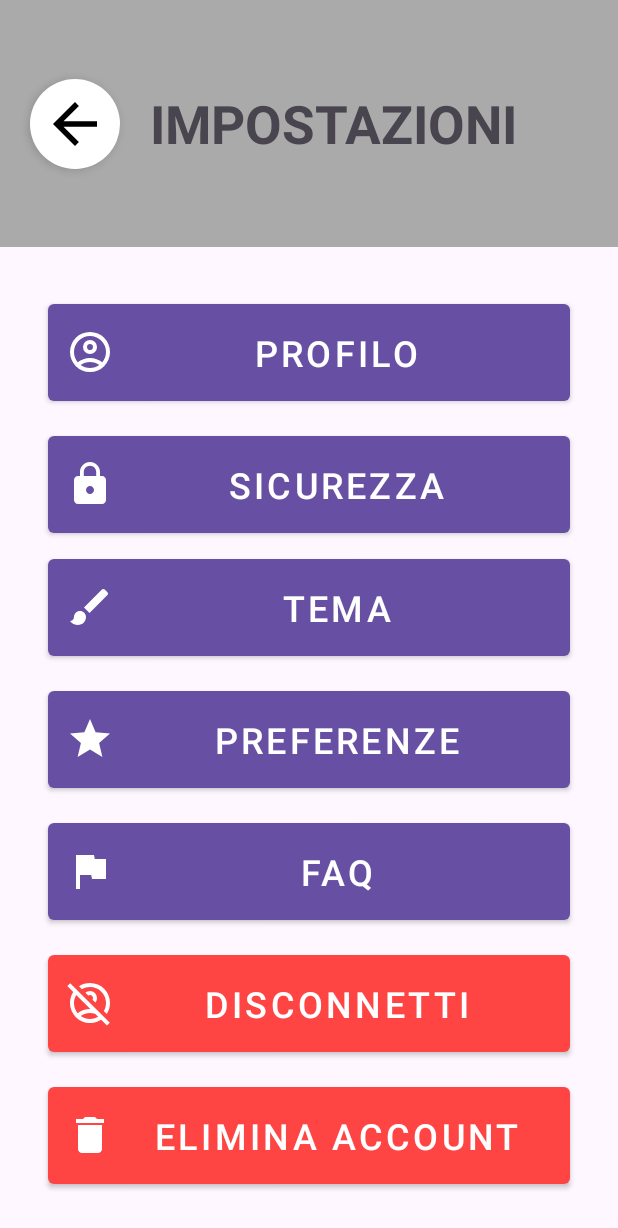
After one commit to LucaAdolfo/ClimAlert, an Android app: the ImpostazioniActivity screen opened directly, with no data from a screen before it, on a phone screen of 412 x 824 dp. The commit adds this screen. Shown: the top 1228 px of the screen. Run offline under Robolectric (Android 15) with nearby library versions, the phone set to English and light mode, and no system bars.

Commit message:
UI profilo
UI per il profilo e per le segnalazioni (in parte)

```diff
--- a/app/src/main/AndroidManifest.xml
+++ b/app/src/main/AndroidManifest.xml
@@ -22,6 +22,12 @@
         android:supportsRtl="true"
         android:theme="@style/Theme.ClimAlert">
         <activity
+            android:name=".SegnalazioneActivity"
+            android:exported="false" />
+        <activity
+            android:name=".ImpostazioniActivity"
+            android:exported="false" />
+        <activity
             android:name=".AIActivity"
             android:exported="false" />
         <activity
--- /dev/null
+++ b/app/src/main/java/com/example/climalert/ImpostazioniActivity.java
@@ -0,0 +1,36 @@
+package com.example.climalert;
+
+import android.content.Intent;
+import android.os.Bundle;
+import android.widget.ImageButton;
+
+import androidx.activity.EdgeToEdge;
+import androidx.appcompat.app.AppCompatActivity;
+import androidx.core.graphics.Insets;
+import androidx.core.view.ViewCompat;
+import androidx.core.view.WindowInsetsCompat;
+
+public class ImpostazioniActivity extends AppCompatActivity {
+
+    private ImageButton btnIndietro;
+
+    @Override
+    protected void onCreate(Bundle savedInstanceState) {
+        super.onCreate(savedInstanceState);
+        EdgeToEdge.enable(this);
+        setContentView(R.layout.activity_impostazioni);
+        ViewCompat.setOnApplyWindowInsetsListener(findViewById(R.id.main), (v, insets) -> {
+            Insets systemBars = insets.getInsets(WindowInsetsCompat.Type.systemBars());
+            v.setPadding(systemBars.left, systemBars.top, systemBars.right, systemBars.bottom);
+            return insets;
+        });
+
+        btnIndietro = findViewById(R.id.btnIndietro);
+        btnIndietro.setOnClickListener(view -> {
+            Intent intent = new Intent(ImpostazioniActivity.this, MainActivity.class);
+
+            startActivity(intent);
+        });
+
+    }
+}
--- /dev/null
+++ b/app/src/main/res/drawable/ic_delete.xml
@@ -0,0 +1,5 @@
+<vector xmlns:android="http://schemas.android.com/apk/res/android" android:height="24dp" android:tint="#878787" android:viewportHeight="24" android:viewportWidth="24" android:width="24dp">
+
+    <path android:fillColor="@android:color/white" android:pathData="M6,19c0,1.1 0.9,2 2,2h8c1.1,0 2,-0.9 2,-2V7H6v12zM19,4h-3.5l-1,-1h-5l-1,1H5v2h14V4z"/>
+
+</vector>
--- /dev/null
+++ b/app/src/main/res/drawable/ic_disconnect.xml
@@ -0,0 +1,5 @@
+<vector xmlns:android="http://schemas.android.com/apk/res/android" android:height="24dp" android:tint="#878787" android:viewportHeight="960" android:viewportWidth="960" android:width="24dp">
+
+    <path android:fillColor="@android:color/white" android:pathData="M538,422L538,422Q538,422 538,422Q538,422 538,422Q538,422 538,422Q538,422 538,422Q538,422 538,422Q538,422 538,422ZM424,536Q424,536 424,536Q424,536 424,536L424,536Q424,536 424,536Q424,536 424,536Q424,536 424,536Q424,536 424,536ZM480,800Q531,800 578,784.5Q625,769 666,740Q625,711 578,695.5Q531,680 480,680Q429,680 382,695.5Q335,711 294,740Q335,769 382,784.5Q429,800 480,800ZM586,472L529,415Q534,407 537,398Q540,389 540,380Q540,355 522.5,337.5Q505,320 480,320Q471,320 462,323Q453,326 445,331L388,274Q407,257 430.5,248.5Q454,240 480,240Q538,240 579,281Q620,322 620,380Q620,406 611.5,429.5Q603,453 586,472ZM814,700L756,642Q778,605 789,564Q800,523 800,480Q800,346 707,253Q614,160 480,160Q437,160 396,171Q355,182 318,204L260,146Q309,114 365,97Q421,80 480,80Q563,80 636,111.5Q709,143 763,197Q817,251 848.5,324Q880,397 880,480Q880,539 863,595Q846,651 814,700ZM480,880Q397,880 324,848.5Q251,817 197,763Q143,709 111.5,636Q80,563 80,480Q80,421 96.5,365Q113,309 145,259L27,140L84,83L876,875L819,932L204,318Q182,355 171,396Q160,437 160,480Q160,537 179,589Q198,641 234,684Q288,643 350.5,621.5Q413,600 480,600Q518,600 556,608Q594,616 630,630L763,763Q706,820 633,850Q560,880 480,880Z"/>
+
+</vector>
--- /dev/null
+++ b/app/src/main/res/drawable/ic_faq.xml
@@ -0,0 +1,5 @@
+<vector xmlns:android="http://schemas.android.com/apk/res/android" android:height="24dp" android:tint="#878787" android:viewportHeight="24" android:viewportWidth="24" android:width="24dp">
+
+    <path android:fillColor="@android:color/white" android:pathData="M14.4,6L14,4H5v17h2v-7h5.6l0.4,2h7V6z"/>
+
+</vector>
--- /dev/null
+++ b/app/src/main/res/drawable/ic_goback.xml
@@ -0,0 +1,5 @@
+<vector xmlns:android="http://schemas.android.com/apk/res/android" android:autoMirrored="true" android:height="24dp" android:tint="#878787" android:viewportHeight="24" android:viewportWidth="24" android:width="24dp">
+
+    <path android:fillColor="@android:color/white" android:pathData="M20,11H7.83l5.59,-5.59L12,4l-8,8 8,8 1.41,-1.41L7.83,13H20v-2z"/>
+
+</vector>
--- /dev/null
+++ b/app/src/main/res/drawable/ic_lock.xml
@@ -0,0 +1,5 @@
+<vector xmlns:android="http://schemas.android.com/apk/res/android" android:height="24dp" android:tint="#878787" android:viewportHeight="24" android:viewportWidth="24" android:width="24dp">
+
+    <path android:fillColor="@android:color/white" android:pathData="M18,8h-1L17,6c0,-2.76 -2.24,-5 -5,-5S7,3.24 7,6v2L6,8c-1.1,0 -2,0.9 -2,2v10c0,1.1 0.9,2 2,2h12c1.1,0 2,-0.9 2,-2L20,10c0,-1.1 -0.9,-2 -2,-2zM12,17c-1.1,0 -2,-0.9 -2,-2s0.9,-2 2,-2 2,0.9 2,2 -0.9,2 -2,2zM15.1,8L8.9,8L8.9,6c0,-1.71 1.39,-3.1 3.1,-3.1 1.71,0 3.1,1.39 3.1,3.1v2z"/>
+
+</vector>
--- /dev/null
+++ b/app/src/main/res/drawable/ic_preferences.xml
@@ -0,0 +1,5 @@
+<vector xmlns:android="http://schemas.android.com/apk/res/android" android:height="24dp" android:tint="#878787" android:viewportHeight="24" android:viewportWidth="24" android:width="24dp">
+
+    <path android:fillColor="@android:color/white" android:pathData="M12,17.27L18.18,21l-1.64,-7.03L22,9.24l-7.19,-0.61L12,2 9.19,8.63 2,9.24l5.46,4.73L5.82,21z"/>
+
+</vector>
--- a/app/src/main/res/drawable/ic_profile.xml
+++ b/app/src/main/res/drawable/ic_profile.xml
@@ -1,5 +1,5 @@
-<vector xmlns:android="http://schemas.android.com/apk/res/android" android:height="24dp" android:tint="#878787" android:viewportHeight="24" android:viewportWidth="24" android:width="24dp">
+<vector xmlns:android="http://schemas.android.com/apk/res/android" android:height="24dp" android:tint="#878787" android:viewportHeight="960" android:viewportWidth="960" android:width="24dp">
 
-    <path android:fillColor="@android:color/white" android:pathData="M9,11.75c-0.69,0 -1.25,0.56 -1.25,1.25s0.56,1.25 1.25,1.25 1.25,-0.56 1.25,-1.25 -0.56,-1.25 -1.25,-1.25zM15,11.75c-0.69,0 -1.25,0.56 -1.25,1.25s0.56,1.25 1.25,1.25 1.25,-0.56 1.25,-1.25 -0.56,-1.25 -1.25,-1.25zM12,2C6.48,2 2,6.48 2,12s4.48,10 10,10 10,-4.48 10,-10S17.52,2 12,2zM12,20c-4.41,0 -8,-3.59 -8,-8 0,-0.29 0.02,-0.58 0.05,-0.86 2.36,-1.05 4.23,-2.98 5.21,-5.37C11.07,8.33 14.05,10 17.42,10c0.78,0 1.53,-0.09 2.25,-0.26 0.21,0.71 0.33,1.47 0.33,2.26 0,4.41 -3.59,8 -8,8z"/>
+    <path android:fillColor="@android:color/white" android:pathData="M234,684Q285,645 348,622.5Q411,600 480,600Q549,600 612,622.5Q675,645 726,684Q761,643 780.5,591Q800,539 800,480Q800,347 706.5,253.5Q613,160 480,160Q347,160 253.5,253.5Q160,347 160,480Q160,539 179.5,591Q199,643 234,684ZM480,520Q421,520 380.5,479.5Q340,439 340,380Q340,321 380.5,280.5Q421,240 480,240Q539,240 579.5,280.5Q620,321 620,380Q620,439 579.5,479.5Q539,520 480,520ZM480,880Q397,880 324,848.5Q251,817 197,763Q143,709 111.5,636Q80,563 80,480Q80,397 111.5,324Q143,251 197,197Q251,143 324,111.5Q397,80 480,80Q563,80 636,111.5Q709,143 763,197Q817,251 848.5,324Q880,397 880,480Q880,563 848.5,636Q817,709 763,763Q709,817 636,848.5Q563,880 480,880ZM480,800Q533,800 580,784.5Q627,769 666,740Q627,711 580,695.5Q533,680 480,680Q427,680 380,695.5Q333,711 294,740Q333,769 380,784.5Q427,800 480,800ZM480,440Q506,440 523,423Q540,406 540,380Q540,354 523,337Q506,320 480,320Q454,320 437,337Q420,354 420,380Q420,406 437,423Q454,440 480,440ZM480,380Q480,380 480,380Q480,380 480,380Q480,380 480,380Q480,380 480,380Q480,380 480,380Q480,380 480,380Q480,380 480,380Q480,380 480,380ZM480,740Q480,740 480,740Q480,740 480,740Q480,740 480,740Q480,740 480,740Q480,740 480,740Q480,740 480,740Q480,740 480,740Q480,740 480,740Z"/>
 
 </vector>
--- /dev/null
+++ b/app/src/main/res/drawable/ic_settings.xml
@@ -0,0 +1,5 @@
+<vector xmlns:android="http://schemas.android.com/apk/res/android" android:height="24dp" android:tint="#878787" android:viewportHeight="24" android:viewportWidth="24" android:width="24dp">
+
+    <path android:fillColor="@android:color/white" android:pathData="M19.14,12.94c0.04,-0.3 0.06,-0.61 0.06,-0.94c0,-0.32 -0.02,-0.64 -0.07,-0.94l2.03,-1.58c0.18,-0.14 0.23,-0.41 0.12,-0.61l-1.92,-3.32c-0.12,-0.22 -0.37,-0.29 -0.59,-0.22l-2.39,0.96c-0.5,-0.38 -1.03,-0.7 -1.62,-0.94L14.4,2.81c-0.04,-0.24 -0.24,-0.41 -0.48,-0.41h-3.84c-0.24,0 -0.43,0.17 -0.47,0.41L9.25,5.35C8.66,5.59 8.12,5.92 7.63,6.29L5.24,5.33c-0.22,-0.08 -0.47,0 -0.59,0.22L2.74,8.87C2.62,9.08 2.66,9.34 2.86,9.48l2.03,1.58C4.84,11.36 4.8,11.69 4.8,12s0.02,0.64 0.07,0.94l-2.03,1.58c-0.18,0.14 -0.23,0.41 -0.12,0.61l1.92,3.32c0.12,0.22 0.37,0.29 0.59,0.22l2.39,-0.96c0.5,0.38 1.03,0.7 1.62,0.94l0.36,2.54c0.05,0.24 0.24,0.41 0.48,0.41h3.84c0.24,0 0.44,-0.17 0.47,-0.41l0.36,-2.54c0.59,-0.24 1.13,-0.56 1.62,-0.94l2.39,0.96c0.22,0.08 0.47,0 0.59,-0.22l1.92,-3.32c0.12,-0.22 0.07,-0.47 -0.12,-0.61L19.14,12.94zM12,15.6c-1.98,0 -3.6,-1.62 -3.6,-3.6s1.62,-3.6 3.6,-3.6s3.6,1.62 3.6,3.6S13.98,15.6 12,15.6z"/>
+
+</vector>
--- /dev/null
+++ b/app/src/main/res/drawable/ic_theme.xml
@@ -0,0 +1,5 @@
+<vector xmlns:android="http://schemas.android.com/apk/res/android" android:height="24dp" android:tint="#878787" android:viewportHeight="24" android:viewportWidth="24" android:width="24dp">
+
+    <path android:fillColor="@android:color/white" android:pathData="M7,14c-1.66,0 -3,1.34 -3,3 0,1.31 -1.16,2 -2,2 0.92,1.22 2.49,2 4,2 2.21,0 4,-1.79 4,-4 0,-1.66 -1.34,-3 -3,-3zM20.71,4.63l-1.34,-1.34c-0.39,-0.39 -1.02,-0.39 -1.41,0L9,12.25 11.75,15l8.96,-8.96c0.39,-0.39 0.39,-1.02 0,-1.41z"/>
+
+</vector>
--- /dev/null
+++ b/app/src/main/res/layout/activity_impostazioni.xml
@@ -0,0 +1,199 @@
+<?xml version="1.0" encoding="utf-8"?>
+<androidx.constraintlayout.widget.ConstraintLayout xmlns:android="http://schemas.android.com/apk/res/android"
+    xmlns:app="http://schemas.android.com/apk/res-auto"
+    xmlns:tools="http://schemas.android.com/tools"
+    android:id="@+id/main"
+    android:layout_width="match_parent"
+    android:layout_height="match_parent"
+    tools:context=".ImpostazioniActivity">
+
+    <androidx.constraintlayout.widget.Guideline
+        android:id="@+id/headerGuideline"
+        android:layout_width="wrap_content"
+        android:layout_height="wrap_content"
+        android:orientation="horizontal"
+        app:layout_constraintGuide_percent="0.20" />
+
+    <TextView
+        android:id="@+id/idTitle"
+        android:layout_width="0dp"
+        android:layout_height="0dp"
+        android:background="@android:color/darker_gray"
+        android:gravity="center_vertical|start"
+        android:paddingStart="100dp"
+        android:text="IMPOSTAZIONI"
+        android:textSize="35sp"
+        android:textStyle="bold"
+        app:layout_constraintBottom_toTopOf="@id/headerGuideline"
+        app:layout_constraintEnd_toEndOf="parent"
+        app:layout_constraintStart_toStartOf="parent"
+        app:layout_constraintTop_toTopOf="parent" />
+
+    <ImageButton
+        android:id="@+id/btnIndietro"
+        android:layout_width="60dp"
+        android:layout_height="60dp"
+        android:layout_marginStart="20dp"
+        android:background="@drawable/settings_button_background"
+        android:contentDescription="Torna indietro"
+        android:elevation="4dp"
+        android:padding="8dp"
+        android:scaleType="fitCenter"
+        app:srcCompat="@drawable/ic_goback"
+        app:tint="#000000"
+
+        app:layout_constraintTop_toTopOf="@id/idTitle"
+        app:layout_constraintBottom_toBottomOf="@id/idTitle"
+
+        app:layout_constraintStart_toStartOf="parent" />
+
+    <com.google.android.material.button.MaterialButton
+        android:id="@+id/btnInfo"
+        android:layout_width="0dp"
+        android:layout_height="wrap_content"
+        android:layout_marginStart="32dp"
+        android:layout_marginEnd="32dp"
+        android:layout_marginTop="32dp"
+        android:paddingTop="16dp"
+        android:paddingBottom="16dp"
+        android:text="Profilo"
+        android:textSize="24sp"
+        style="@style/Widget.MaterialComponents.Button.Icon"
+
+        app:icon="@drawable/ic_profile"
+        app:iconGravity="start"
+        app:iconSize="32dp"
+
+        app:layout_constraintEnd_toEndOf="parent"
+        app:layout_constraintStart_toStartOf="parent"
+        app:layout_constraintTop_toBottomOf="@+id/headerGuideline" />
+
+    <com.google.android.material.button.MaterialButton
+        android:id="@+id/btnSicurezza"
+        android:layout_width="0dp"
+        android:layout_height="wrap_content"
+        android:layout_marginStart="32dp"
+        android:layout_marginEnd="32dp"
+        android:layout_marginTop="120dp"
+        android:paddingTop="16dp"
+        android:paddingBottom="16dp"
+        android:text="Sicurezza"
+        android:textSize="24sp"
+        style="@style/Widget.MaterialComponents.Button.Icon"
+
+        app:icon="@drawable/ic_lock"
+        app:iconGravity="start"
+        app:iconSize="32dp"
+
+        app:layout_constraintEnd_toEndOf="parent"
+        app:layout_constraintStart_toStartOf="parent"
+        app:layout_constraintTop_toBottomOf="@+id/headerGuideline" />
+
+    <com.google.android.material.button.MaterialButton
+        android:id="@+id/btnTema"
+        android:layout_width="0dp"
+        android:layout_height="wrap_content"
+        android:layout_marginStart="32dp"
+        android:layout_marginEnd="32dp"
+        android:layout_marginTop="202dp"
+        android:paddingTop="16dp"
+        android:paddingBottom="16dp"
+        android:text="Tema"
+        android:textSize="24sp"
+        style="@style/Widget.MaterialComponents.Button.Icon"
+
+        app:icon="@drawable/ic_theme"
+        app:iconGravity="start"
+        app:iconSize="32dp"
+
+        app:layout_constraintEnd_toEndOf="parent"
+        app:layout_constraintStart_toStartOf="parent"
+        app:layout_constraintTop_toBottomOf="@+id/headerGuideline" />
+
+    <com.google.android.material.button.MaterialButton
+        android:id="@+id/btnPreferenze"
+        android:layout_width="0dp"
+        android:layout_height="wrap_content"
+        android:layout_marginStart="32dp"
+        android:layout_marginEnd="32dp"
+        android:layout_marginTop="290dp"
+        android:paddingTop="16dp"
+        android:paddingBottom="16dp"
+        android:text="Preferenze"
+        android:textSize="24sp"
+        style="@style/Widget.MaterialComponents.Button.Icon"
+
+        app:icon="@drawable/ic_preferences"
+        app:iconGravity="start"
+        app:iconSize="32dp"
+
+        app:layout_constraintEnd_toEndOf="parent"
+        app:layout_constraintStart_toStartOf="parent"
+        app:layout_constraintTop_toBottomOf="@+id/headerGuideline" />
+
+    <com.google.android.material.button.MaterialButton
+        android:id="@+id/btnFaq"
+        android:layout_width="0dp"
+        android:layout_height="wrap_content"
+        android:layout_marginStart="32dp"
+        android:layout_marginEnd="32dp"
+        android:layout_marginTop="378dp"
+        android:paddingTop="16dp"
+        android:paddingBottom="16dp"
+        android:text="FAQ"
+        android:textSize="24sp"
+        style="@style/Widget.MaterialComponents.Button.Icon"
+
+        app:icon="@drawable/ic_faq"
+        app:iconGravity="start"
+        app:iconSize="32dp"
+
+        app:layout_constraintEnd_toEndOf="parent"
+        app:layout_constraintStart_toStartOf="parent"
+        app:layout_constraintTop_toBottomOf="@+id/headerGuideline" />
+
+    <com.google.android.material.button.MaterialButton
+        android:id="@+id/btnDisconnetti"
+        android:layout_width="0dp"
+        android:layout_height="wrap_content"
+        android:layout_marginStart="32dp"
+        android:layout_marginEnd="32dp"
+        android:layout_marginTop="466dp"
+        android:paddingTop="16dp"
+        android:paddingBottom="16dp"
+        android:text="Disconnetti"
+        android:textSize="24sp"
+        style="@style/Widget.MaterialComponents.Button.Icon"
+
+        app:icon="@drawable/ic_disconnect"
+        app:iconGravity="start"
+        app:iconSize="32dp"
+        app:backgroundTint="@android:color/holo_red_light"
+
+        app:layout_constraintEnd_toEndOf="parent"
+        app:layout_constraintStart_toStartOf="parent"
+        app:layout_constraintTop_toBottomOf="@+id/headerGuideline" />
+
+    <com.google.android.material.button.MaterialButton
+        android:id="@+id/btnElimina"
+        android:layout_width="0dp"
+        android:layout_height="wrap_content"
+        android:layout_marginStart="32dp"
+        android:layout_marginEnd="32dp"
+        android:layout_marginTop="554dp"
+        android:paddingTop="16dp"
+        android:paddingBottom="16dp"
+        android:text="ELIMINA ACCOUNT"
+        android:textSize="24sp"
+        style="@style/Widget.MaterialComponents.Button.Icon"
+
+        app:icon="@drawable/ic_delete"
+        app:iconGravity="start"
+        app:iconSize="32dp"
+        app:backgroundTint="@android:color/holo_red_light"
+
+        app:layout_constraintEnd_toEndOf="parent"
+        app:layout_constraintStart_toStartOf="parent"
+        app:layout_constraintTop_toBottomOf="@+id/headerGuideline" />
+
+</androidx.constraintlayout.widget.ConstraintLayout>
```
Also changed, not shown: app/src/main/java/com/example/climalert/MainActivity.java (+19 -4 lines), app/src/main/java/com/example/climalert/SegnalazioneActivity.java (added, +36 -0 lines), app/src/main/res/layout/activity_main.xml (+16 -14 lines), app/src/main/res/layout/activity_segnalazione.xml (added, +66 -0 lines), app/src/main/res/drawable/settings_button_background.xml (renamed from app/src/main/res/drawable/profile_button_background.xml).
